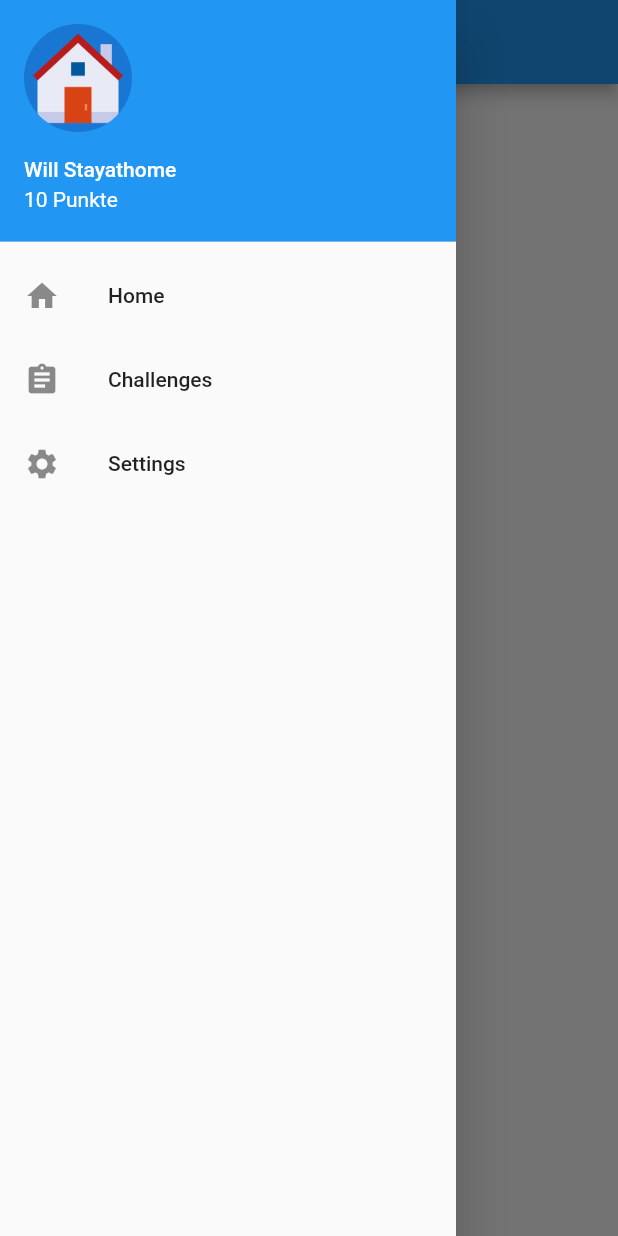
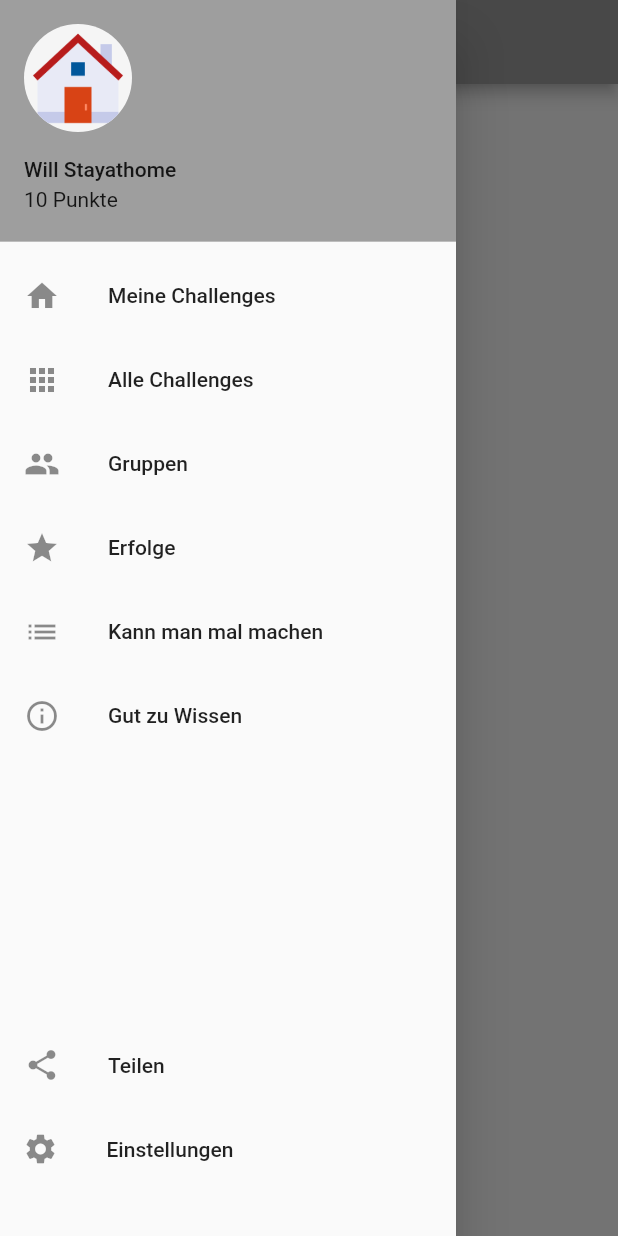
Before and after one commit to Kneke/StayHomeCorona, a Flutter app: the screen it shows after launch, with the side drawer open, on a phone screen of 412 x 824 dp. Run offline on Flutter 3.47's test engine with Material 2 defaults, Android fonts, the phone set to English and light mode, and no system bars.

Commit message:
Detail Page draft and various improvements

```diff
--- a/app/lib/main.dart
+++ b/app/lib/main.dart
@@ -1,6 +1,9 @@
 import 'package:app/ui/challenges_page.dart';
-import 'package:app/ui/dashboard_page.dart';
+import 'package:app/ui/challenge_detail_page.dart';
+import 'package:app/ui/my_challenges_page.dart';
 import 'package:app/ui/settings_page.dart';
+import 'package:app/ui/share_page.dart';
+import 'package:flutter/cupertino.dart';
 import 'package:flutter/material.dart';
 
 void main() => runApp(MyApp());
@@ -12,7 +15,7 @@ class MyApp extends StatelessWidget {
     return MaterialApp(
       title: 'Flutter Demo',
       theme: ThemeData(
-        primarySwatch: Colors.blue,
+        primarySwatch: Colors.grey,
       ),
       home: HomePage(title: 'Stay Home Challenge'),
     );
@@ -39,11 +42,11 @@ class _HomePageState extends State<HomePage> {
   _getPageBody(int index) {
     switch (index) {
       case 0:
-        return DashboardPage();
+        return MyChallengesPage();
       case 1:
         return ChallengePage();
       default:
-        return DashboardPage();
+        return MyChallengesPage();
     }
   }
 
@@ -54,6 +57,8 @@ class _HomePageState extends State<HomePage> {
         title: Text(widget.title),
       ),
       drawer: Drawer(
+        child: Column(
+        children: <Widget>[ Expanded(
         child: ListView(
           padding: EdgeInsets.zero,
           children: <Widget>[
@@ -66,23 +71,67 @@ class _HomePageState extends State<HomePage> {
             ),
             ListTile(
               leading: Icon(Icons.home),
-              title: Text('Home'),
+              title: Text('Meine Challenges'),
               onTap: () => _onSelectDrawerItem(0),
             ),
             ListTile(
-              leading: Icon(Icons.assignment),
-              title: Text('Challenges'),
+              leading: Icon(Icons.apps),
+              title: Text('Alle Challenges'),
               onTap: () => _onSelectDrawerItem(1),
             ),
             ListTile(
+              leading: Icon(Icons.group),
+              title: Text('Gruppen'),
+              onTap: () => _onSelectDrawerItem(2),
+            ),
+            ListTile(
+              leading: Icon(Icons.star),
+              title: Text('Erfolge'),
+              onTap: () => _onSelectDrawerItem(3),
+            ),
+            ListTile(
+              leading: Icon(Icons.list),
+              title: Text('Kann man mal machen'),
+              onTap: () => _onSelectDrawerItem(4),
+            ),
+            ListTile(
+              leading: Icon(Icons.info_outline),
+              title: Text('Gut zu Wissen'),
+              onTap: () => _onSelectDrawerItem(5),
+            ),
+            ],
+        ),
+        ),
+            Container(
+              child: Align(
+              alignment: Alignment.bottomLeft,
+              child: ListTile(
+                    leading: Icon(Icons.share),
+                    title: Text('Teilen'),
+                    onTap: () {
+                      Navigator.push(
+                        context,
+                        MaterialPageRoute(builder: (context) => SharePage()),
+                      );
+                    },
+                  ),
+                )
+            ),
+          Container(
+              child: Align(
+                alignment: Alignment.bottomLeft,
+                child: ListTile(
+                  contentPadding: EdgeInsets.only(left: 15, bottom: 30),
                   leading: Icon(Icons.settings),
-              title: Text('Settings'),
+                  title: Text('Einstellungen'),
                   onTap: () {
                     Navigator.push(
                       context,
                       MaterialPageRoute(builder: (context) => SettingsPage()),
                     );
                   },
+                ),
+              )
           ),
           ],
         ),
--- a/app/lib/ui/challenges_page.dart
+++ b/app/lib/ui/challenges_page.dart
@@ -6,7 +6,11 @@ class ChallengePage extends StatelessWidget {
   Widget build(BuildContext context) {
     return Scaffold(
       body: Center(
-        child: Text('Challenge Page')
+        child: MaterialButton(
+          onPressed: () {
+
+          },
+        )
       ),
     );
   }
--- /dev/null
+++ b/app/lib/ui/my_challenges_page.dart
@@ -0,0 +1,19 @@
+import 'package:app/ui/challenge_detail_page.dart';
+import 'package:flutter/material.dart';
+
+class MyChallengesPage extends StatelessWidget {
+  // This widget is the root of your application.
+  @override
+  Widget build(BuildContext context) {
+    return Scaffold(
+      body: Center(
+          child: MaterialButton(
+              child: Text("Challenge Detail"),
+              onPressed: () {
+                Navigator.push(context, MaterialPageRoute(builder: (context) => ChallengeDetailPage()));
+              },
+          ),
+      ),
+    );
+  }
+}
--- a/app/lib/ui/dashboard_page.dart
+++ b/app/lib/ui/share_page.dart
@@ -1,12 +1,15 @@
 import 'package:flutter/material.dart';
 
-class DashboardPage extends StatelessWidget {
+class SharePage extends StatelessWidget {
   // This widget is the root of your application.
   @override
   Widget build(BuildContext context) {
     return Scaffold(
+      appBar: AppBar(
+        title: Text('Share'),
+      ),
       body: Center(
-          child: Text('Dashboard Page')
+          child: Text('Share Page')
       ),
     );
   }
```
Also changed, not shown: app/lib/ui/challenge_detail_page.dart (added, +54 -0 lines), app/lib/assets/challenge_detail_image.jpg (added). Lines whose indentation alone changed are shown as unchanged.
